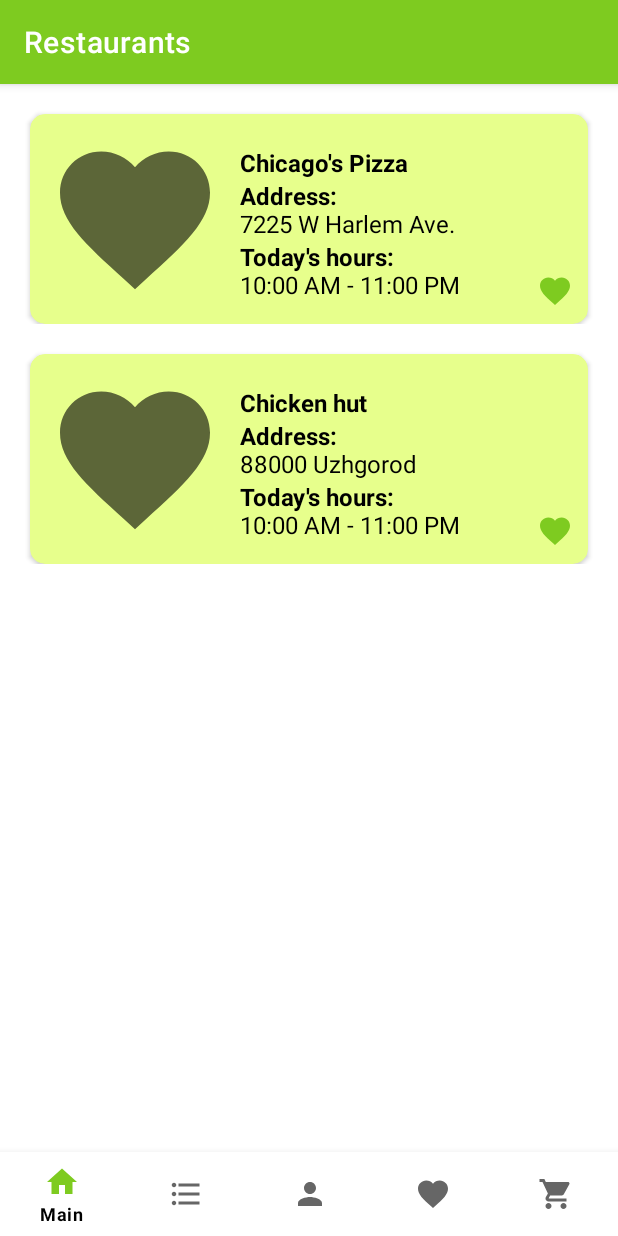
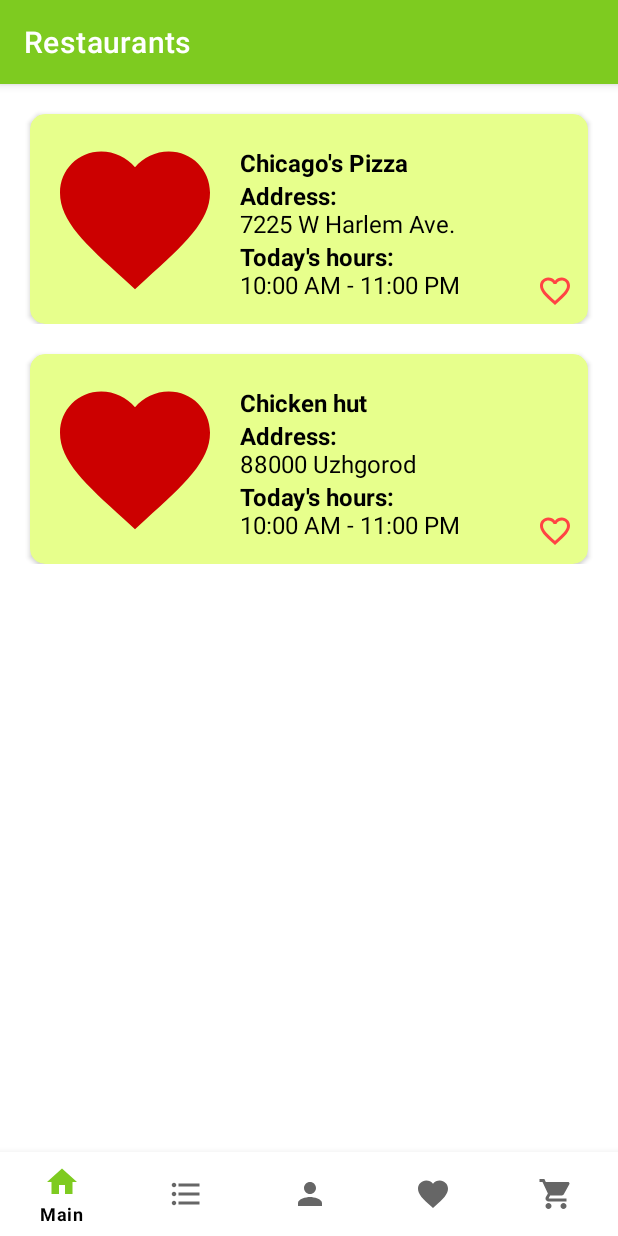
Before and after one commit to sergeykonar/foodDelivery2.0, an Android app: the screen it shows after launch (MainActivity), on a phone screen of 412 x 824 dp. Run offline under Robolectric (Android 15) with nearby library versions, the phone set to English and light mode, and no system bars; our stand-ins replace Room's generated code, navigation-ui; pictures from the network do not load.

Commit message:
Like button updated styles

```diff
--- a/app/src/main/res/drawable/ic_baseline_favorite_24.xml
+++ b/app/src/main/res/drawable/ic_baseline_favorite_24.xml
@@ -3,8 +3,9 @@
     android:height="24dp"
     android:viewportWidth="24"
     android:viewportHeight="24"
-    android:tint="?attr/colorControlNormal">
+
+    >
   <path
-      android:fillColor="@android:color/white"
+      android:fillColor="@android:color/holo_red_dark"
       android:pathData="M12,21.35l-1.45,-1.32C5.4,15.36 2,12.28 2,8.5 2,5.42 4.42,3 7.5,3c1.74,0 3.41,0.81 4.5,2.09C13.09,3.81 14.76,3 16.5,3 19.58,3 22,5.42 22,8.5c0,3.78 -3.4,6.86 -8.55,11.54L12,21.35z"/>
 </vector>
--- /dev/null
+++ b/app/src/main/res/drawable/ic_baseline_favorite_border_24.xml
@@ -0,0 +1,10 @@
+<vector xmlns:android="http://schemas.android.com/apk/res/android"
+    android:width="24dp"
+    android:height="24dp"
+    android:viewportWidth="24"
+    android:viewportHeight="24"
+    >
+  <path
+      android:fillColor="@android:color/holo_red_light"
+      android:pathData="M16.5,3c-1.74,0 -3.41,0.81 -4.5,2.09C10.91,3.81 9.24,3 7.5,3 4.42,3 2,5.42 2,8.5c0,3.78 3.4,6.86 8.55,11.54L12,21.35l1.45,-1.32C18.6,15.36 22,12.28 22,8.5 22,5.42 19.58,3 16.5,3zM12.1,18.55l-0.1,0.1 -0.1,-0.1C7.14,14.24 4,11.39 4,8.5 4,6.5 5.5,5 7.5,5c1.54,0 3.04,0.99 3.57,2.36h1.87C13.46,5.99 14.96,5 16.5,5c2,0 3.5,1.5 3.5,3.5 0,2.89 -3.14,5.74 -7.9,10.05z"/>
+</vector>
--- a/app/src/main/res/drawable/like_button_selector.xml
+++ b/app/src/main/res/drawable/like_button_selector.xml
@@ -1,14 +1,10 @@
-<?xml version="1.0" encoding="utf-8"?>
 <selector xmlns:android="http://schemas.android.com/apk/res/android">
 
-    <item android:state_pressed="true" android:color="@color/white" />
 
-    <item android:state_activated="true" android:color="@color/white" />
-
-
-    <item android:color="@color/darkGreen"  >
-
+    <item android:state_pressed="true"  android:drawable="@drawable/ic_baseline_favorite_24" >
     </item>
 
 
+
+    <item android:drawable="@drawable/ic_baseline_favorite_border_24"  />
 </selector>
--- a/app/src/main/res/layout/restaurant.xml
+++ b/app/src/main/res/layout/restaurant.xml
@@ -82,13 +82,17 @@
                 android:id="@+id/likeBtn"
                 android:layout_width="wrap_content"
                 android:layout_height="wrap_content"
-                android:background="@android:color/transparent"
+
                 android:clickable="false"
                 android:longClickable="false"
-                app:tint="@drawable/like_button_selector"
+
+
+
+
                 app:layout_constraintBottom_toBottomOf="parent"
                 app:layout_constraintEnd_toEndOf="parent"
-                app:srcCompat="@drawable/ic_baseline_favorite_24" />
+                android:background="@drawable/like_button_selector"
+                 />
         </androidx.constraintlayout.widget.ConstraintLayout>
 
 
```
Also changed, not shown: app/src/main/res/drawable/like_border_fill.xml (added, +21 -0 lines).
